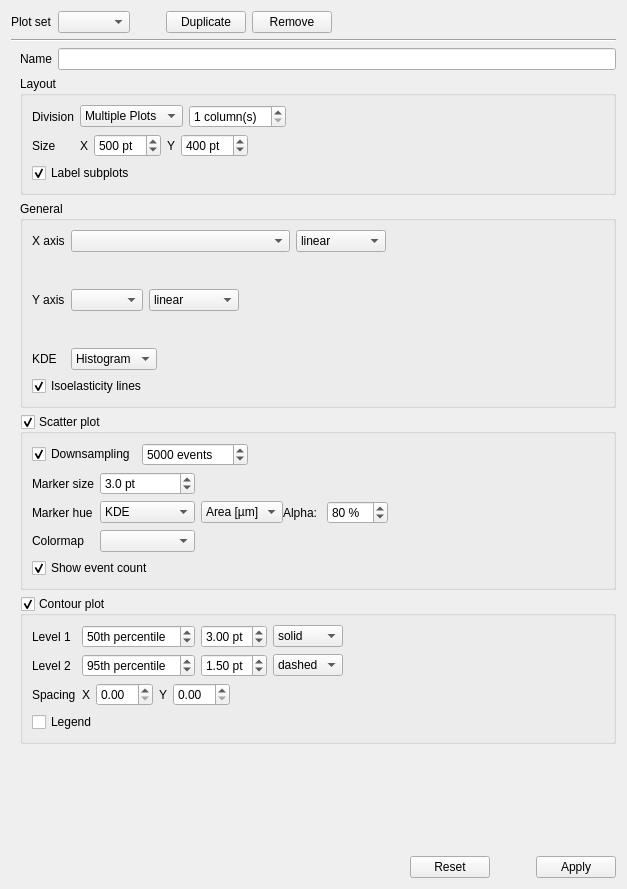
ZELLMECHANIK-DRESDEN/ShapeOut2, file shapeout2/gui/analysis/ana_plot.ui: the form before one commit.
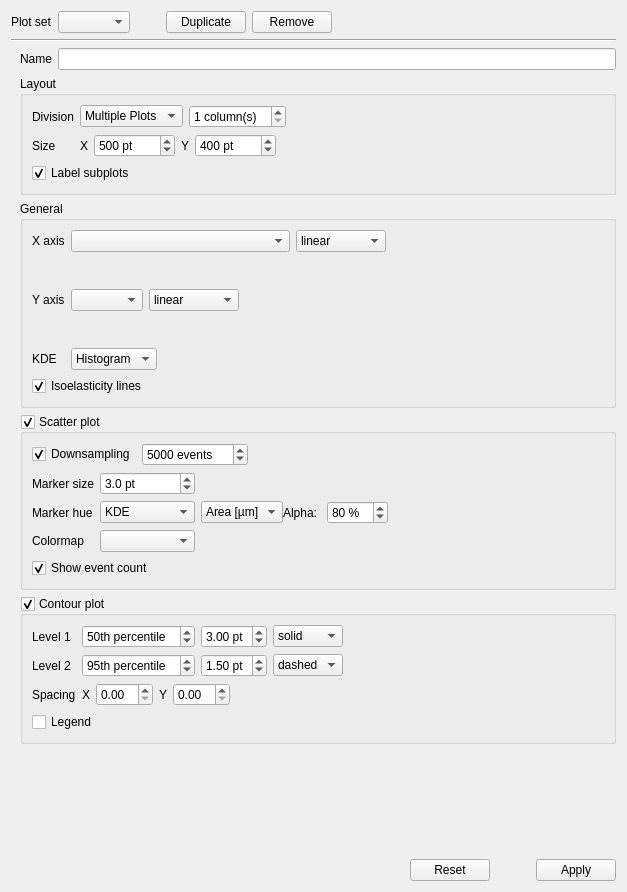
The form after the commit. Custom widgets are drawn as their Qt base class.

Commit message: fix: increase maximum size of plots by factor of 100

The edit to the form file:
```diff
--- a/shapeout2/gui/analysis/ana_plot.ui
+++ b/shapeout2/gui/analysis/ana_plot.ui
@@ -7,7 +7,7 @@
     <x>0</x>
     <y>0</y>
     <width>627</width>
-    <height>889</height>
+    <height>892</height>
    </rect>
   </property>
   <property name="windowTitle">
@@ -187,7 +187,7 @@
                <number>100</number>
               </property>
               <property name="maximum">
-               <number>1000</number>
+               <number>100000</number>
               </property>
               <property name="singleStep">
                <number>50</number>
@@ -213,7 +213,7 @@
                <number>100</number>
               </property>
               <property name="maximum">
-               <number>1000</number>
+               <number>100000</number>
               </property>
               <property name="singleStep">
                <number>50</number>
```
The commit also changes 1 other file.
